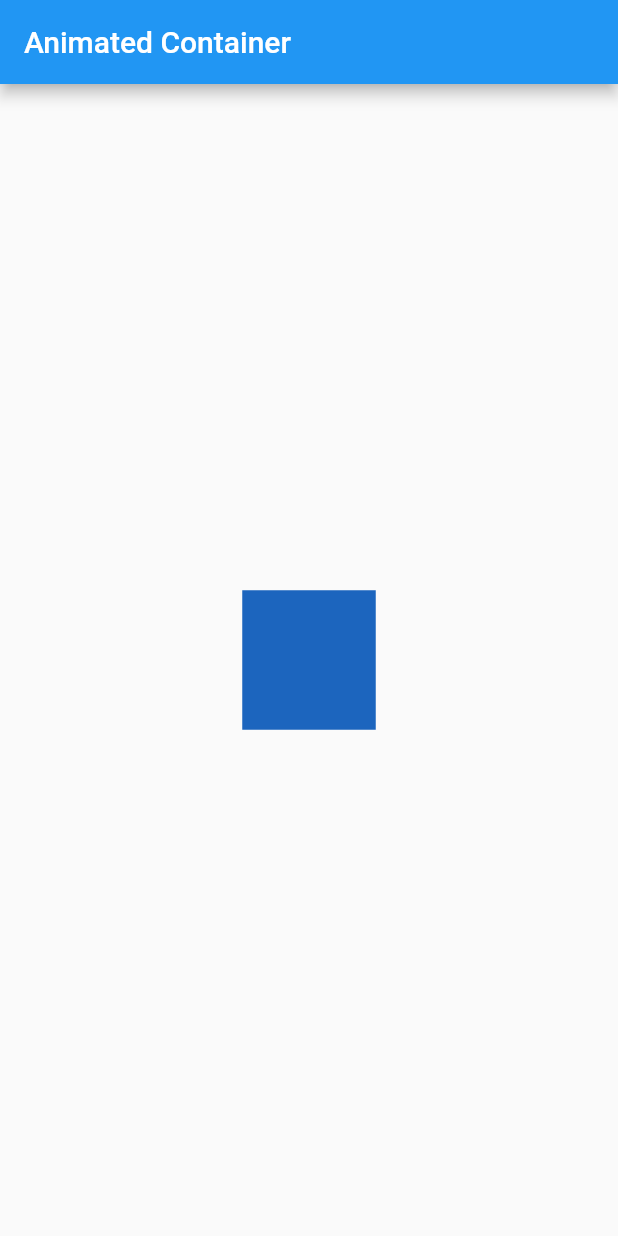
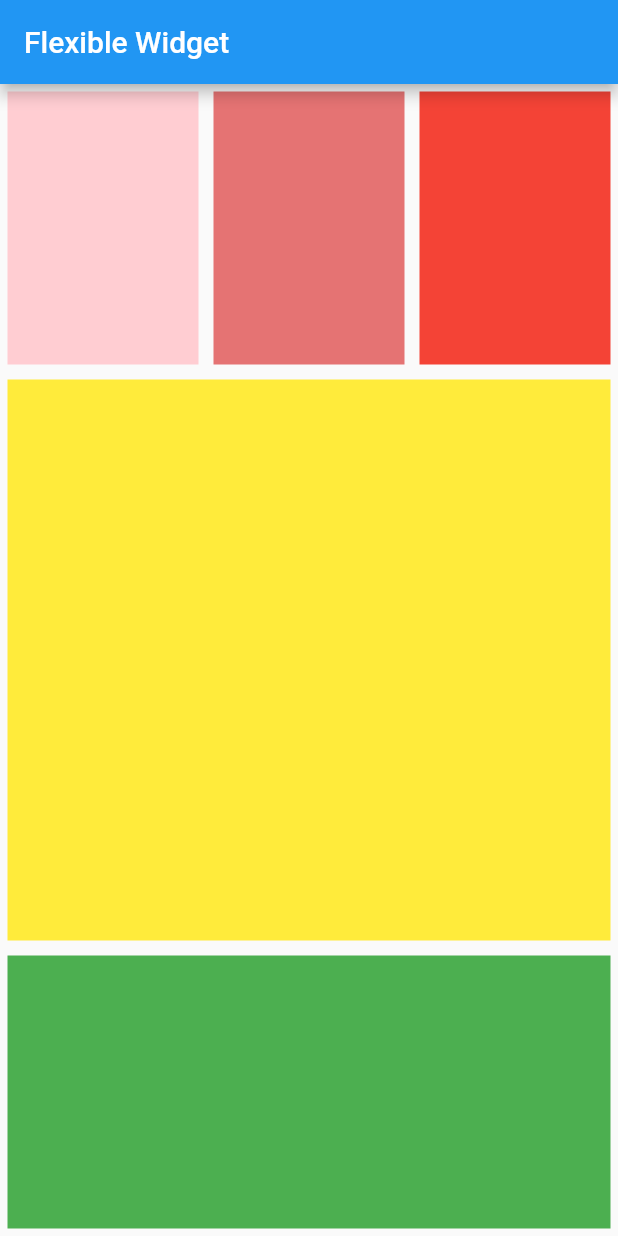
Before and after one commit to iqbalseptyan/flutter-fundamental, a Flutter app: the screen it shows after launch, on a phone screen of 412 x 824 dp. Run offline on Flutter 3.47's test engine with Material 2 defaults, Android fonts, the phone set to English and light mode, and no system bars.

Commit message:
Flexible Widget

```diff
--- a/lib/main.dart
+++ b/lib/main.dart
@@ -1,42 +1,57 @@
-import 'dart:math';
-
 import 'package:flutter/material.dart';
 
 void main() {
   runApp(const MyApp());
 }
 
-class MyApp extends StatefulWidget {
+class MyApp extends StatelessWidget {
   const MyApp({Key? key}) : super(key: key);
-
-  @override
-  _MyAppState createState() => _MyAppState();
-}
-
-class _MyAppState extends State<MyApp> {
-  Random random = Random();
 
   @override
   Widget build(BuildContext context) {
     return MaterialApp(
-        home: Scaffold(
-      appBar: AppBar(
-        title: const Text("Animated Container"),
-      ),
-      body: Center(
-        child: GestureDetector(
-          onTap: () {
-            setState(() {});
-          },
-          child: AnimatedContainer(
-            color: Color.fromARGB(255, random.nextInt(256), random.nextInt(256),
-                random.nextInt(256)),
-            duration: const Duration(milliseconds: 500),
-            width: 50.0 + random.nextInt(101),
-            height: 50.0 + random.nextInt(101),
-          ),
+      home: Scaffold(
+        appBar: AppBar(
+          title: const Text("Flexible Widget"),
+        ),
+        body: Column(
+          children: [
+            Flexible(
+              flex: 1,
+              child: Row(
+                children: [
+                  Flexible(
+                      flex: 1,
+                      child: Container(
+                        margin: const EdgeInsets.all(5),
+                        color: Colors.red[100],
+                      )),
+                  Flexible(
+                      flex: 1,
+                      child: Container(
+                          margin: const EdgeInsets.all(5),
+                          color: Colors.red[300])),
+                  Flexible(
+                      flex: 1,
+                      child: Container(
+                          margin: const EdgeInsets.all(5),
+                          color: Colors.red[500])),
+                ],
+              ),
+            ),
+            Flexible(
+              flex: 2,
+              child: Container(
+                  margin: const EdgeInsets.all(5), color: Colors.yellow),
+            ),
+            Flexible(
+              flex: 1,
+              child: Container(
+                  margin: const EdgeInsets.all(5), color: Colors.green),
+            )
+          ],
         ),
       ),
-    ));
+    );
   }
 }
```
